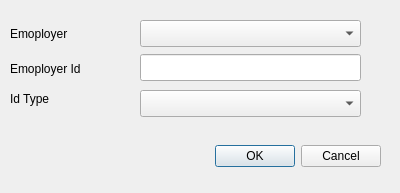
Qt form addemployerid.ui (AndranikHovhannisyan/Tourniquets) before a commit.
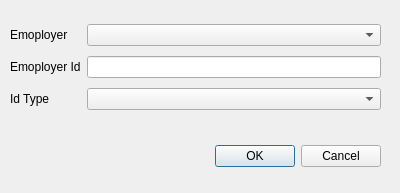
The same form after that commit.

The edit to the form file:
```diff
--- a/addemployerid.ui
+++ b/addemployerid.ui
@@ -29,74 +29,47 @@
     <set>QDialogButtonBox::Cancel|QDialogButtonBox::Ok</set>
    </property>
   </widget>
-  <widget class="QComboBox" name="employer">
+  <widget class="QWidget" name="">
    <property name="geometry">
     <rect>
-     <x>140</x>
+     <x>10</x>
      <y>20</y>
-     <width>221</width>
-     <height>27</height>
+     <width>371</width>
+     <height>95</height>
     </rect>
    </property>
-  </widget>
-  <widget class="QComboBox" name="idType">
-   <property name="geometry">
-    <rect>
-     <x>140</x>
-     <y>90</y>
-     <width>221</width>
-     <height>27</height>
-    </rect>
-   </property>
-  </widget>
-  <widget class="QLineEdit" name="employerId">
-   <property name="geometry">
-    <rect>
-     <x>140</x>
-     <y>54</y>
-     <width>221</width>
-     <height>27</height>
-    </rect>
-   </property>
-  </widget>
+   <layout class="QGridLayout" name="gridLayout">
+    <item row="0" column="0">
   <widget class="QLabel" name="label_employer">
-   <property name="geometry">
-    <rect>
-     <x>10</x>
-     <y>25</y>
-     <width>91</width>
-     <height>17</height>
-    </rect>
-   </property>
    <property name="text">
     <string>Emoployer</string>
    </property>
   </widget>
+    </item>
+    <item row="0" column="1">
+     <widget class="QComboBox" name="employer"/>
+    </item>
+    <item row="1" column="0">
   <widget class="QLabel" name="label_empId">
-   <property name="geometry">
-    <rect>
-     <x>10</x>
-     <y>60</y>
-     <width>101</width>
-     <height>17</height>
-    </rect>
-   </property>
    <property name="text">
     <string>Emoployer Id</string>
    </property>
   </widget>
+    </item>
+    <item row="1" column="1">
+     <widget class="QLineEdit" name="employerId"/>
+    </item>
+    <item row="2" column="0">
   <widget class="QLabel" name="label_IdType">
-   <property name="geometry">
-    <rect>
-     <x>10</x>
-     <y>90</y>
-     <width>101</width>
-     <height>17</height>
-    </rect>
-   </property>
    <property name="text">
     <string>Id Type</string>
    </property>
+     </widget>
+    </item>
+    <item row="2" column="1">
+     <widget class="QComboBox" name="idType"/>
+    </item>
+   </layout>
   </widget>
  </widget>
  <resources/>
```
Lines whose indentation alone changed are shown as unchanged.
